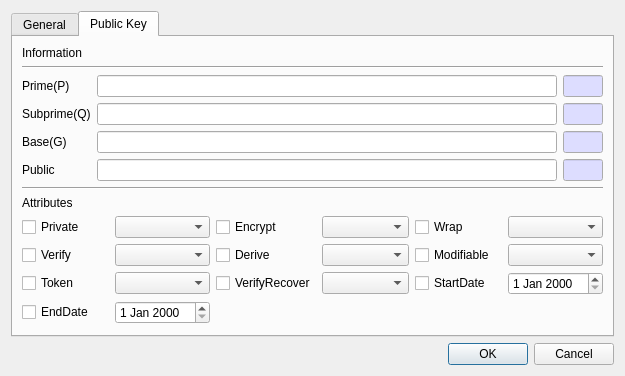
jykim74/CryptokiMan, file CryptokiMan/create_dsa_pub_key_dlg.ui: the form before one commit.
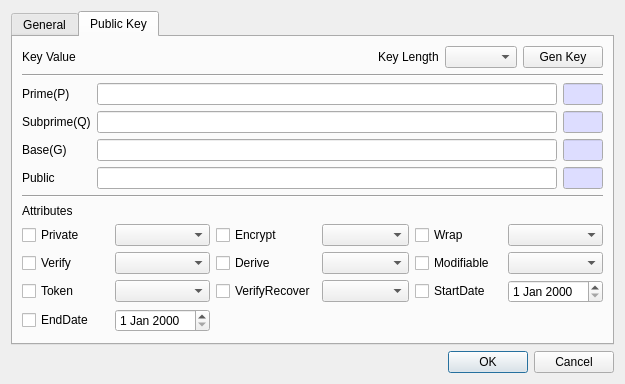
The form after the commit.

```diff
--- a/CryptokiMan/create_dsa_pub_key_dlg.ui
+++ b/CryptokiMan/create_dsa_pub_key_dlg.ui
@@ -7,7 +7,7 @@
     <x>0</x>
     <y>0</y>
     <width>625</width>
-    <height>357</height>
+    <height>370</height>
    </rect>
   </property>
   <property name="windowTitle">
@@ -339,11 +339,48 @@
       </attribute>
       <layout class="QVBoxLayout" name="verticalLayout_3">
        <item>
-        <widget class="QLabel" name="label_11">
-         <property name="text">
-          <string>Information</string>
+        <layout class="QGridLayout" name="gridLayout_6">
+         <property name="topMargin">
+          <number>0</number>
          </property>
-        </widget>
+         <item row="0" column="0">
+          <widget class="QLabel" name="label_11">
+           <property name="text">
+            <string>Key Value</string>
+           </property>
+          </widget>
+         </item>
+         <item row="0" column="2">
+          <widget class="QLabel" name="label_14">
+           <property name="text">
+            <string>Key Length</string>
+           </property>
+          </widget>
+         </item>
+         <item row="0" column="3">
+          <widget class="QComboBox" name="mParamCombo"/>
+         </item>
+         <item row="0" column="4">
+          <widget class="QPushButton" name="mGenKeyBtn">
+           <property name="text">
+            <string>Gen Key</string>
+           </property>
+          </widget>
+         </item>
+         <item row="0" column="1">
+          <spacer name="horizontalSpacer_2">
+           <property name="orientation">
+            <enum>Qt::Horizontal</enum>
+           </property>
+           <property name="sizeHint" stdset="0">
+            <size>
+             <width>40</width>
+             <height>20</height>
+            </size>
+           </property>
+          </spacer>
+         </item>
+        </layout>
        </item>
        <item>
         <widget class="Line" name="line_2">
```
